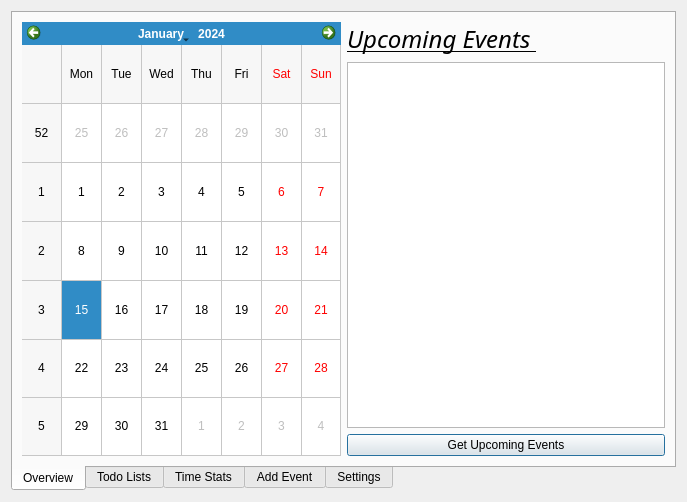
This is Calendar/mainwindowtabbed.ui in oscarl1127/CSUSM_CS441_Project as Qt 5 draws it before an edit. The edited form follows.
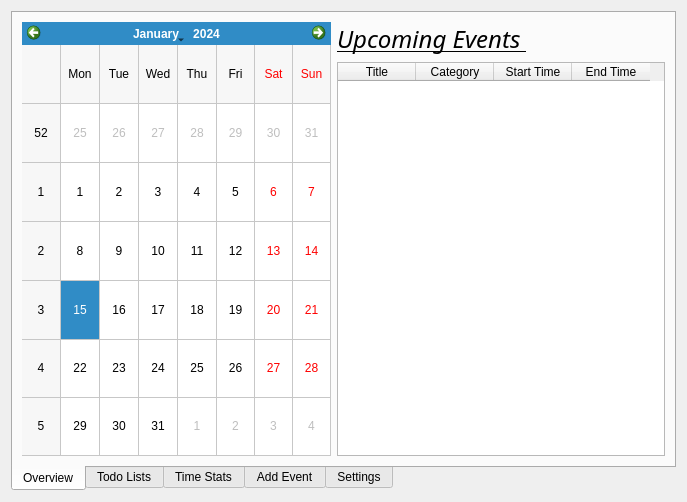
This is the edited form. The open tabs and pages were chosen to show the change.

Commit message: tablewidget for upcoming events

What changed in the file:
```diff
--- a/Calendar/mainwindowtabbed.ui
+++ b/Calendar/mainwindowtabbed.ui
@@ -65,7 +65,7 @@
       <attribute name="title">
        <string>Overview</string>
       </attribute>
-      <layout class="QVBoxLayout" name="verticalLayout_3">
+      <layout class="QHBoxLayout" name="horizontalLayout_2">
        <item>
         <layout class="QHBoxLayout" name="horizontalLayout_3">
          <item>
@@ -96,13 +96,75 @@
             </widget>
            </item>
            <item>
-            <widget class="QListWidget" name="List_Text_Box"/>
-           </item>
-           <item>
-            <widget class="QPushButton" name="pushButton">
-             <property name="text">
-              <string>Get Upcoming Events</string>
+            <widget class="QTableWidget" name="UpcomingEventsTable">
+             <property name="autoFillBackground">
+              <bool>true</bool>
              </property>
+             <property name="verticalScrollBarPolicy">
+              <enum>Qt::ScrollBarAsNeeded</enum>
+             </property>
+             <property name="horizontalScrollBarPolicy">
+              <enum>Qt::ScrollBarAlwaysOff</enum>
+             </property>
+             <property name="sizeAdjustPolicy">
+              <enum>QAbstractScrollArea::AdjustToContents</enum>
+             </property>
+             <property name="autoScroll">
+              <bool>false</bool>
+             </property>
+             <property name="showDropIndicator" stdset="0">
+              <bool>false</bool>
+             </property>
+             <property name="dragEnabled">
+              <bool>false</bool>
+             </property>
+             <property name="selectionMode">
+              <enum>QAbstractItemView::NoSelection</enum>
+             </property>
+             <property name="selectionBehavior">
+              <enum>QAbstractItemView::SelectRows</enum>
+             </property>
+             <property name="showGrid">
+              <bool>true</bool>
+             </property>
+             <property name="sortingEnabled">
+              <bool>true</bool>
+             </property>
+             <property name="cornerButtonEnabled">
+              <bool>true</bool>
+             </property>
+             <attribute name="horizontalHeaderCascadingSectionResizes">
+              <bool>false</bool>
+             </attribute>
+             <attribute name="horizontalHeaderDefaultSectionSize">
+              <number>78</number>
+             </attribute>
+             <attribute name="horizontalHeaderStretchLastSection">
+              <bool>false</bool>
+             </attribute>
+             <attribute name="verticalHeaderVisible">
+              <bool>false</bool>
+             </attribute>
+             <column>
+              <property name="text">
+               <string>Title</string>
+              </property>
+             </column>
+             <column>
+              <property name="text">
+               <string>Category</string>
+              </property>
+             </column>
+             <column>
+              <property name="text">
+               <string>Start Time</string>
+              </property>
+             </column>
+             <column>
+              <property name="text">
+               <string>End Time</string>
+              </property>
+             </column>
             </widget>
            </item>
           </layout>
```
Left out of the diff: 2 changed lines with no effect on the pictures. The commit also changes 1 other file.
